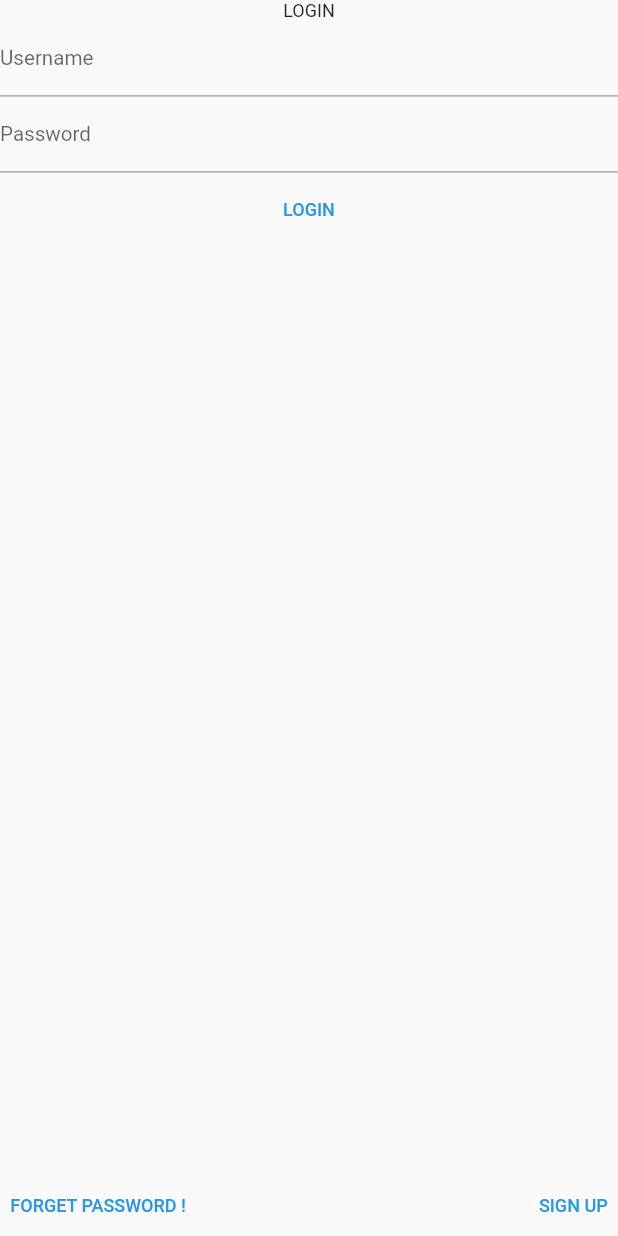
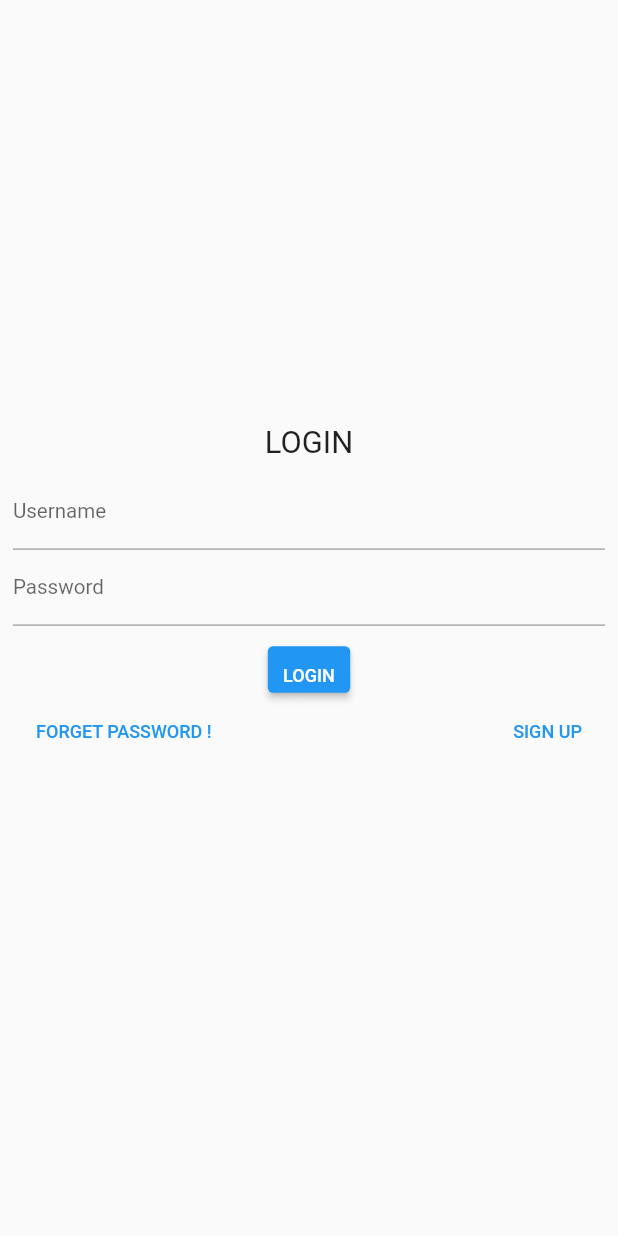
Before and after one commit to hotrungnhan/Notes, a Flutter app: the screen it shows after launch, on a phone screen of 412 x 824 dp. Run offline on Flutter 3.47's test engine with Material 2 defaults, Android fonts, the phone set to English and light mode, and no system bars; drawn by our look-alikes of flutter_platform_widgets; our stand-ins replace bloc, built_collection, built_value, chopper, data_table_2, equatable and 5 more; missing offline and left inert: chopper_built_value; generated files the repository leaves out were written again.

```diff
--- a/lib/app.dart
+++ b/lib/app.dart
@@ -27,13 +27,14 @@ class MyApp extends StatelessWidget {
                             name: DESKTOP),
                       ],
                       background: Container(color: const Color(0x00ffffff))),
+                  // showPerformanceOverlay: true,
                   localizationsDelegates: const <
                       LocalizationsDelegate<dynamic>>[
                     DefaultMaterialLocalizations.delegate,
                     DefaultWidgetsLocalizations.delegate,
                     DefaultCupertinoLocalizations.delegate,
                   ],
-                  title: 'Flutter Platform Widgets',
+                  title: 'Sample Application',
                 )));
   }
 }
--- a/lib/global.provider.dart
+++ b/lib/global.provider.dart
@@ -2,6 +2,7 @@ import 'package:flutter/cupertino.dart';
 import 'package:flutter_bloc/flutter_bloc.dart';
 import 'package:flutter_secure_storage/flutter_secure_storage.dart';
 import 'package:flutter/material.dart';
+import 'package:notes/viewmodels/game_list.dart';
 import 'apis/switch_game.service.dart';
 import 'viewmodels/auth.dart';
 
@@ -21,8 +22,12 @@ class GlobalProvider extends StatelessWidget {
         child: MultiBlocProvider(
           providers: [
             BlocProvider<AuthBloc>(
-              create: (_) => AuthBloc(switchGameService: _switchGameService),
+              create: (_) => AuthBloc(),
             ),
+            BlocProvider<SwitchGameListBloc>(
+                create: (_) =>
+                    SwitchGameListBloc(switchGameService: _switchGameService)
+                      ..fetch()),
           ],
           child: child,
         ));
--- a/lib/main.dart
+++ b/lib/main.dart
@@ -6,6 +6,7 @@ import 'app.dart';
 import 'package:flutter/foundation.dart' show kIsWeb;
 
 import 'dart:io' show Platform;
+import 'dart:async';
 
 Future main() async {
   await dotenv.load(mergeWith: !kIsWeb ? Platform.environment : {});
--- /dev/null
+++ b/lib/models/user.dart
@@ -0,0 +1,11 @@
+import 'package:equatable/equatable.dart';
+import 'package:flutter/foundation.dart';
+
+@immutable
+class User extends Equatable {
+  const User(this.email, this.password);
+  final String email;
+  final String password;
+  @override
+  List<Object?> get props => [email, password];
+}
--- a/lib/pages/login.dart
+++ b/lib/pages/login.dart
@@ -10,42 +10,69 @@ class LoginScreen extends StatelessWidget {
   @override
   Widget build(BuildContext context) {
     var authBloc = context.read<AuthBloc>();
-    return Column(
-      mainAxisAlignment: MainAxisAlignment.spaceBetween,
+    return Padding(
+        padding: const EdgeInsets.symmetric(horizontal: 10),
+        child: Column(
+          mainAxisAlignment: MainAxisAlignment.center,
+          crossAxisAlignment: CrossAxisAlignment.center,
           children: <Widget>[
             SizedBox(
+                width: 480,
+                height: 300,
                 child: Column(children: [
-          PlatformText("Login"),
+                  Column(
+                    children: [
+                      PlatformText(
+                        "Login",
+                        style: platformThemeData(context,
+                            material: (t) => t.textTheme.headlineSmall,
+                            cupertino: (t) =>
+                                t.textTheme.navLargeTitleTextStyle),
+                      ),
+                      Container(
+                        margin: const EdgeInsets.symmetric(vertical: 10),
+                        child: Column(children: [
                           PlatformTextFormField(
-            material: (context, platform) => MaterialTextFormFieldData(
+                            material: (context, platform) =>
+                                MaterialTextFormFieldData(
                               decoration: const InputDecoration(
                                 border: UnderlineInputBorder(),
                                 labelText: 'Username',
                               ),
                             ),
                             cupertino: (context, platform) =>
-                CupertinoTextFormFieldData(placeholder: "Username"),
+                                CupertinoTextFormFieldData(
+                                    placeholder: "Username"),
                           ),
                           PlatformTextFormField(
                             keyboardType: TextInputType.visiblePassword,
                             obscureText: true,
-            material: (context, platform) => MaterialTextFormFieldData(
+                            material: (context, platform) =>
+                                MaterialTextFormFieldData(
                               decoration: const InputDecoration(
                                 border: UnderlineInputBorder(),
                                 labelText: 'Password',
                               ),
                             ),
                             cupertino: (context, platform) =>
-                CupertinoTextFormFieldData(placeholder: "Password"),
+                                CupertinoTextFormFieldData(
+                                    placeholder: "Password"),
                           ),
-          PlatformTextButton(
+                        ]),
+                      ),
+                      PlatformElevatedButton(
                         padding: const EdgeInsets.only(top: 10),
+                        // material: (context, platform) => MaterialTextButtonData(style: ),
+                        // cupertino: (context, platform) => CupertinoTextButtonData(),
                         onPressed: () =>
                             authBloc.add(const LoginEvent("email", "password")),
                         child: PlatformText("Login"),
                       ),
-        ])),
-        Row(
+                    ],
+                  ),
+                  Padding(
+                      padding: const EdgeInsets.symmetric(horizontal: 10),
+                      child: Row(
                         mainAxisAlignment: MainAxisAlignment.spaceBetween,
                         children: [
                           PlatformTextButton(
@@ -57,8 +84,9 @@ class LoginScreen extends StatelessWidget {
                             child: PlatformText("Sign Up"),
                           )
                         ],
-        ),
+                      )),
+                ])),
           ],
-    );
+        ));
   }
 }
--- a/lib/viewmodels/auth.dart
+++ b/lib/viewmodels/auth.dart
@@ -1,16 +1,7 @@
 import 'package:bloc/bloc.dart';
 import 'package:equatable/equatable.dart';
 import 'package:flutter/foundation.dart';
-import 'package:notes/apis/switch_game.service.dart';
-
-@immutable
-class User extends Equatable {
-  const User(this.email, this.password);
-  final String email;
-  final String password;
-  @override
-  List<Object?> get props => [email, password];
-}
+import '../models/user.dart';
 
 abstract class AuthEvent {
   const AuthEvent();
@@ -62,10 +53,7 @@ class AuthErrorState extends AuthState {
 }
 
 class AuthBloc extends Bloc<AuthEvent, AuthState> {
-  SwitchGameService switchGameService;
-
-  AuthBloc({required this.switchGameService})
-      : super(const UnauthenticatedState()) {
+  AuthBloc() : super(const UnauthenticatedState()) {
     on<LoginEvent>((event, emit) async {
       if (state is AuthPendingState) return;
       if (state is AuthenticatedState) return;
--- /dev/null
+++ b/lib/viewmodels/game_list.dart
@@ -0,0 +1,25 @@
+import 'dart:async';
+
+import 'package:bloc/bloc.dart';
+import 'package:flutter/foundation.dart';
+import 'package:flutter/material.dart';
+import 'package:notes/models/switch_game.dart';
+import '../apis/switch_game.service.dart';
+
+typedef SwitchGameListStateType = Future<Iterable<SwitchGame>>?;
+
+class SwitchGameListBloc extends Cubit<SwitchGameListStateType> {
+  SwitchGameService switchGameService;
+
+  SwitchGameListBloc({required this.switchGameService}) : super(null);
+  void fetch() async {
+    var res = switchGameService.getGames().then((value) => value.body!);
+    emit(res);
+  }
+
+  @override
+  void onChange(change) {
+    super.onChange(change);
+    debugPrint(change.toString());
+  }
+}
```
Also changed, not shown: lib/apis/switch_game.service.dart (+15 -1 lines), lib/models/person.dart (added, +22 -0 lines), lib/models/switch_game.dart (added, +17 -0 lines), lib/pages/home_screen.dart (+56 -8 lines), pubspec.yaml (+6 -1 lines), pubspec.lock, 2 other files. Lines whose indentation alone changed are shown as unchanged.
